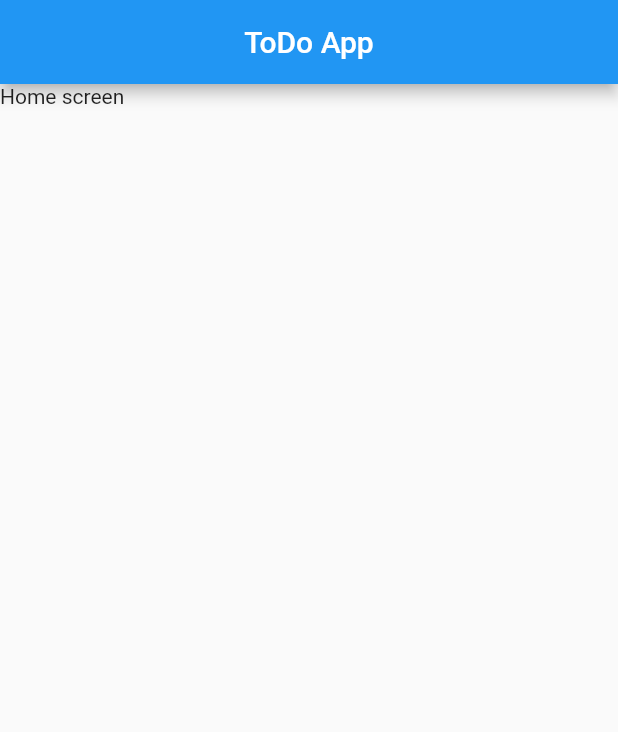
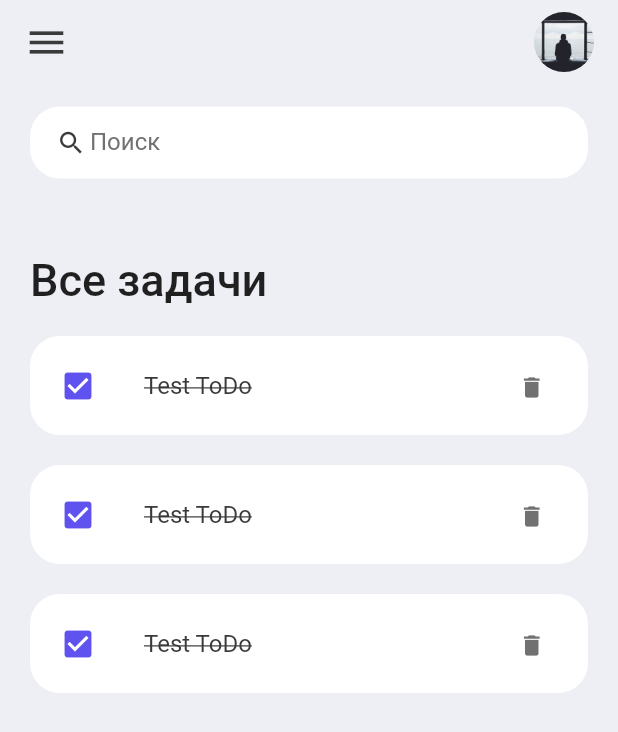
Before and after one commit to ognevoydev/todo-app, a Flutter app: the screen it shows after launch, on a phone screen of 412 x 824 dp. Shown: the top 732 px of the screen. Run offline on Flutter 3.47's test engine with Material 2 defaults, Android fonts, the phone set to English and light mode, and no system bars.

Commit message:
implement home screen

```diff
--- /dev/null
+++ b/lib/constants/colors.dart
@@ -0,0 +1,9 @@
+import 'package:flutter/material.dart';
+
+const Color red = Color(0xFFDA4040);
+const Color blue = Color(0xFF5F52EE);
+
+const Color black = Color(0xFF3A3A3A);
+const Color grey = Color(0xFF717171);
+
+const Color bgcolor = Color(0xFFEEEFF5);
--- a/lib/main.dart
+++ b/lib/main.dart
@@ -1,4 +1,5 @@
 import 'package:flutter/material.dart';
+import 'package:flutter/services.dart';
 import 'package:todo_app/screens/home.dart';
 
 void main() {
@@ -10,8 +11,11 @@ class MyApp extends StatelessWidget {
 
   @override
   Widget build(BuildContext context) {
+    SystemChrome.setSystemUIOverlayStyle(
+        const SystemUiOverlayStyle(statusBarColor: Colors.transparent));
     return const MaterialApp(
       title: 'ToDo App',
+      debugShowCheckedModeBanner: false,
       home: Home(),
     );
   }
--- a/lib/screens/home.dart
+++ b/lib/screens/home.dart
@@ -1,4 +1,6 @@
 import 'package:flutter/material.dart';
+import '../constants/colors.dart';
+import '../widgets/todo_item.dart';
 
 class Home extends StatelessWidget {
   const Home({Key? key}) : super(key: key);
@@ -6,11 +8,80 @@ class Home extends StatelessWidget {
   @override
   Widget build(BuildContext context) {
     return Scaffold(
-      appBar: AppBar(
-        centerTitle: true,
-        title: const Text('ToDo App'),
+      backgroundColor: bgcolor,
+      appBar: _buildAppBar(),
+      body: Container(
+          padding: const EdgeInsets.symmetric(horizontal: 20, vertical: 15),
+          child: Column(
+            children: [
+              searchBox(),
+              Expanded(
+                  child: ListView(
+                children: [
+                  Container(
+                    margin: const EdgeInsets.only(top: 50, bottom: 20),
+                    child: const Text(
+                      'Все задачи',
+                      style:
+                          TextStyle(fontSize: 30, fontWeight: FontWeight.w500),
+                    ),
+                  ),
+                  const ToDoItem(),
+                  const ToDoItem(),
+                  const ToDoItem(),
+                ],
+              ))
+            ],
+          )),
+    );
+  }
+
+  Widget searchBox() {
+    return Container(
+      padding: const EdgeInsets.symmetric(horizontal: 15),
+      decoration: BoxDecoration(
+          color: Colors.white, borderRadius: BorderRadius.circular(20)),
+      child: const TextField(
+        decoration: InputDecoration(
+            contentPadding: EdgeInsets.all(0),
+            prefixIcon: Icon(
+              Icons.search,
+              color: black,
+              size: 20,
+            ),
+            prefixIconConstraints: BoxConstraints(maxHeight: 20, minWidth: 25),
+            border: InputBorder.none,
+            hintText: 'Поиск',
+            hintStyle: TextStyle(color: grey)),
       ),
-      body: Container(child: const Text('Home screen')),
+    );
+  }
+
+  AppBar _buildAppBar() {
+    return AppBar(
+      backgroundColor: bgcolor,
+      elevation: 0,
+      centerTitle: true,
+      title: Row(
+        mainAxisAlignment: MainAxisAlignment.spaceBetween,
+        children: [
+          const Icon(
+            Icons.menu,
+            color: black,
+            size: 30,
+          ),
+          Container(
+            height: 40,
+            width: 40,
+            child: ClipRRect(
+                borderRadius: BorderRadius.circular(20),
+                child: Image.asset(
+                  'assets/images/avatar.jpg',
+                  fit: BoxFit.cover,
+                )),
+          ),
+        ],
+      ),
     );
   }
 }
--- /dev/null
+++ b/lib/widgets/todo_item.dart
@@ -0,0 +1,42 @@
+import 'package:flutter/material.dart';
+
+import '../constants/colors.dart';
+
+class ToDoItem extends StatelessWidget {
+  const ToDoItem({Key? key}) : super(key: key);
+
+  @override
+  Widget build(BuildContext context) {
+    return Container(
+      margin: const EdgeInsets.only(bottom: 20),
+      child: ListTile(
+        onTap: () {},
+        shape: RoundedRectangleBorder(borderRadius: BorderRadius.circular(20)),
+        contentPadding: const EdgeInsets.symmetric(horizontal: 20, vertical: 5),
+        tileColor: Colors.white,
+        leading: const Icon(Icons.check_box, color: blue),
+        title: const Text(
+          'Test ToDo',
+          style: TextStyle(
+              fontSize: 16,
+              color: black,
+              decoration: TextDecoration.lineThrough),
+        ),
+        trailing: Container(
+          height: 35,
+          width: 35,
+          padding: const EdgeInsets.all(0),
+          margin: const EdgeInsets.symmetric(vertical: 12),
+          decoration:
+              BoxDecoration(color: Colors.transparent, borderRadius: BorderRadius.circular(5)),
+          child: IconButton(
+            color: grey,
+            iconSize: 18,
+            icon: const Icon(Icons.delete),
+            onPressed: () {},
+          ),
+        ),
+      ),
+    );
+  }
+}
--- a/pubspec.yaml
+++ b/pubspec.yaml
@@ -59,7 +59,8 @@ flutter:
   uses-material-design: true
 
   # To add assets to your application, add an assets section, like this:
-  # assets:
+  assets:
+    - assets/images/
   #   - images/a_dot_burr.jpeg
   #   - images/a_dot_ham.jpeg
 
```
Also changed, not shown: assets/images/avatar.jpg (added).
